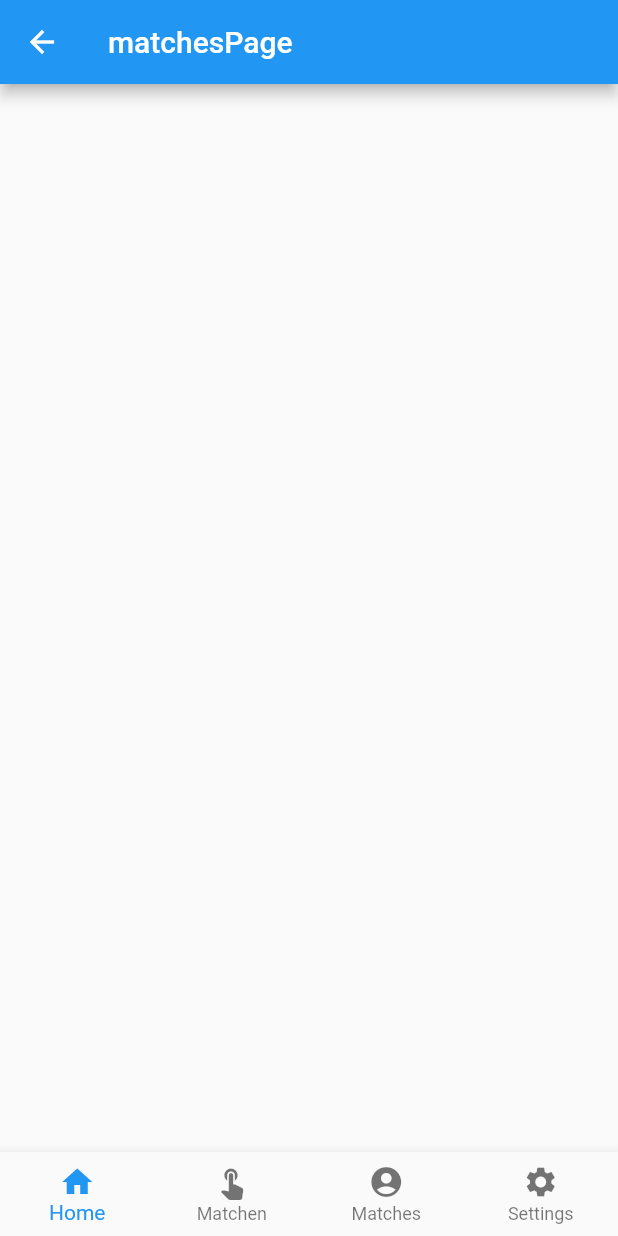
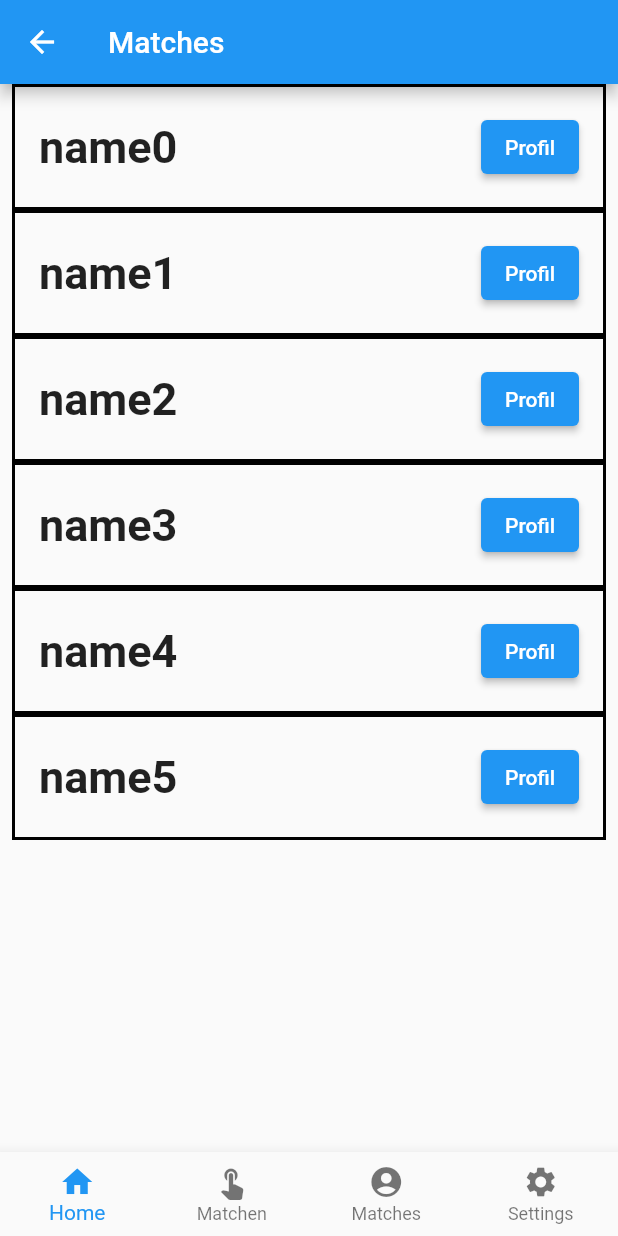
Before and after one commit to ErikFabian/Informatinder_frontend, a Flutter app: the matchesPage screen opened by its route, on a phone screen of 412 x 824 dp. Run offline on Flutter 3.47's test engine with Material 2 defaults, Android fonts, the phone set to English and light mode, and no system bars.

Commit message:
Add Matches Page UI without functionality

```diff
--- a/lib/matchesPage.dart
+++ b/lib/matchesPage.dart
@@ -7,11 +7,55 @@ class matchesPage extends StatelessWidget {
   final data;
   matchesPage({this.data});
 
+  Widget matchesSection(String profileName, String profile) {
+    return Column(children: [
+      Container(
+        margin: const EdgeInsets.only(left: 8, right: 8),
+        padding: const EdgeInsets.all(16),
+        decoration: BoxDecoration(
+          border: Border.all(width: 2, color: Colors.black),
+        ),
+        child: Row(
+          children: [
+            Expanded(
+              child: Column(
+                  crossAxisAlignment: CrossAxisAlignment.start,
+                  children: [
+                    Container(
+                      child: Text(
+                        profileName,
+                        style: const TextStyle(
+                            fontWeight: FontWeight.bold, fontSize: 30),
+                      ),
+                    ),
+                  ]),
+            ),
+            Expanded(
+                child: Column(
+                    crossAxisAlignment: CrossAxisAlignment.end,
+                    children: [
+                  ElevatedButton(
+                    onPressed: () {},
+                    child: const Text('Profil'),
+                  )
+                ]))
+          ],
+        ),
+      )
+    ]);
+  }
+
   @override
   Widget build(BuildContext context) {
     return Scaffold(
       appBar: AppBar(
-        title: Text("matchesPage"),
+        title: Text("Matches"),
+      ),
+      body: Column(
+        children: [
+          for (int i = 0; i <= 5; i++)
+            matchesSection("name" + i.toString(), ""),
+        ],
       ),
       bottomNavigationBar: bottomNavBar(),
     );
```
